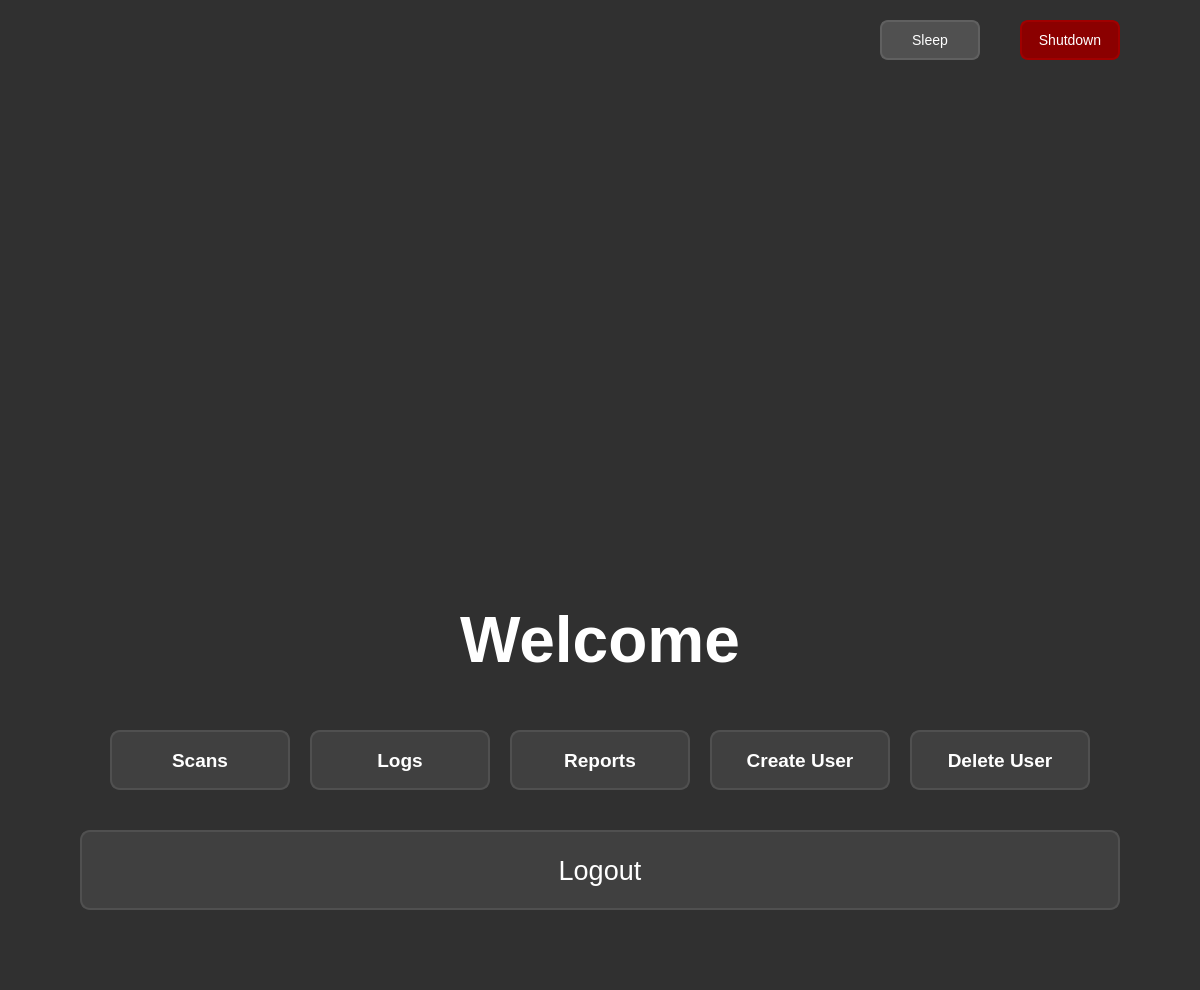
TBoston11/SandDriveUserInterface, file ui/MainDashboard.ui: the form before one commit.
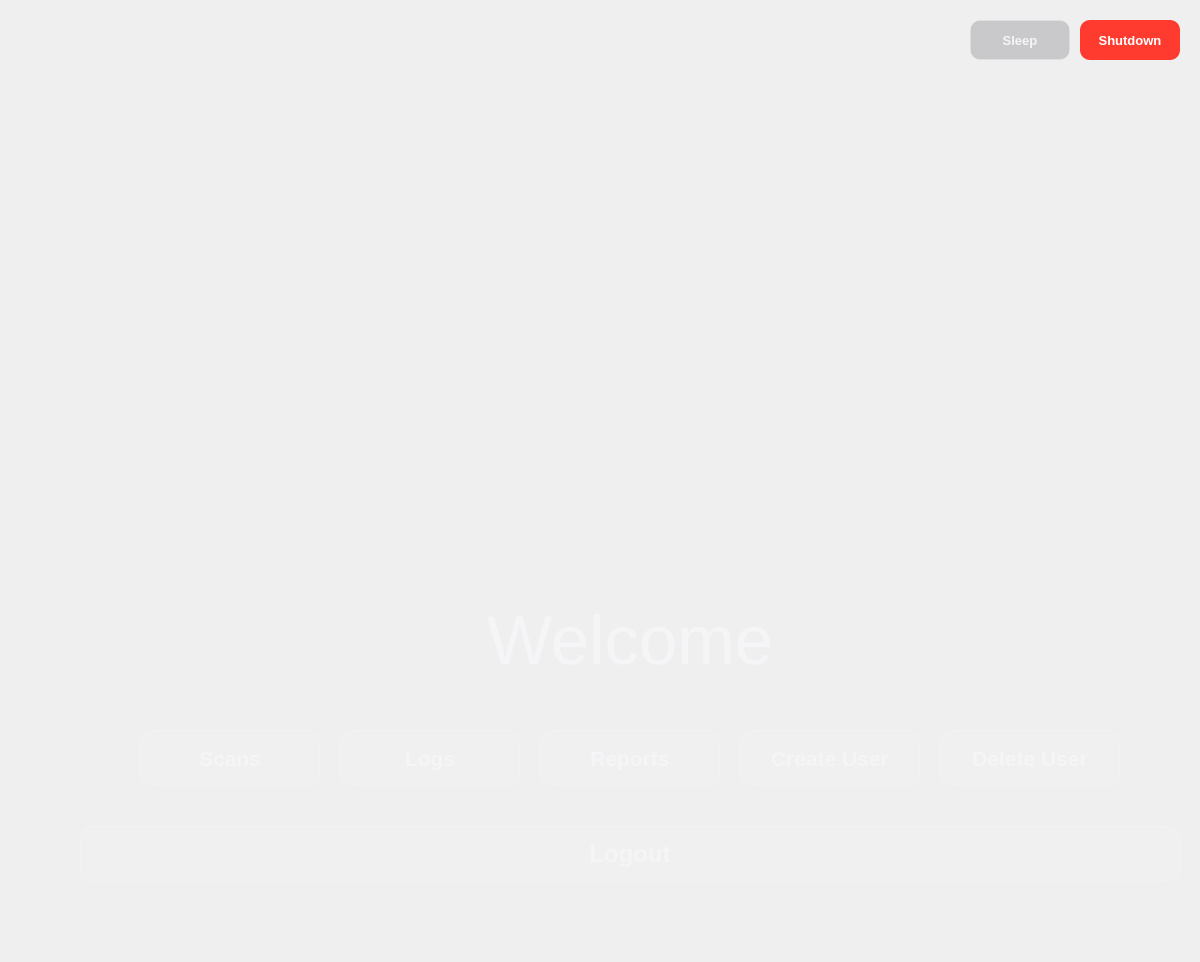
The form after the commit. Icons and pictures are not drawn.

Commit message: Add user selection buttons with sleep and shutdown functionality in UserSelectScreen

```diff
--- a/ui/MainDashboard.ui
+++ b/ui/MainDashboard.ui
@@ -12,17 +12,21 @@
   </property>
   <property name="styleSheet">
    <string notr="true">QWidget#MainDashboard {
-    background-color: #303030;
+    background: qlineargradient(x1:0, y1:0, x2:0, y2:1,
+                                stop:0 #1c1c1e, stop:1 #2c2c2e);
 }
 QLabel {
-    color: white;
+    color: #f5f5f7;
+    font-family: -apple-system, BlinkMacSystemFont, "Segoe UI", system-ui;
 }
 QPushButton {
-    background-color: #404040;
-    color: white;
-    border: 2px solid #505050;
-    border-radius: 10px;
-    padding: 10px;
+    background-color: rgba(255, 255, 255, 0.08);
+    color: #f5f5f7;
+    border: 1px solid rgba(255, 255, 255, 0.12);
+    border-radius: 12px;
+    padding: 12px 24px;
+    font-family: -apple-system, BlinkMacSystemFont, "Segoe UI", system-ui;
+    font-weight: 500;
 }
 QPushButton:hover {
     background-color: #505050;
@@ -43,13 +47,16 @@
     <number>20</number>
    </property>
    <property name="rightMargin">
-    <number>80</number>
+    <number>20</number>
    </property>
    <property name="bottomMargin">
     <number>80</number>
    </property>
    <item>
     <layout class="QHBoxLayout" name="controlLayout">
+     <property name="spacing">
+      <number>10</number>
+     </property>
      <item>
       <spacer name="controlLeftSpacer">
        <property name="orientation">
@@ -82,12 +89,14 @@
        </property>
        <property name="styleSheet">
         <string notr="true">QPushButton {
-    background-color: #505050;
-    color: white;
-    border: 2px solid #606060;
-    border-radius: 8px;
-    padding: 8px;
-    font-size: 14px;
+    background-color: rgba(120, 120, 128, 0.32);
+    color: #f5f5f7;
+    border: 1px solid rgba(255, 255, 255, 0.08);
+    border-radius: 10px;
+    padding: 8px 16px;
+    font-size: 13px;
+    font-family: -apple-system, BlinkMacSystemFont, "Segoe UI", system-ui;
+    font-weight: 500;
 }
 QPushButton:hover {
     background-color: #606060;
@@ -118,12 +127,14 @@
        </property>
        <property name="styleSheet">
         <string notr="true">QPushButton {
-    background-color: #8B0000;
+    background-color: #ff3b30;
     color: white;
-    border: 2px solid #A00000;
-    border-radius: 8px;
-    padding: 8px;
-    font-size: 14px;
+    border: none;
+    border-radius: 10px;
+    padding: 8px 16px;
+    font-size: 13px;
+    font-family: -apple-system, BlinkMacSystemFont, "Segoe UI", system-ui;
+    font-weight: 600;
 }
 QPushButton:hover {
     background-color: #A00000;
@@ -211,8 +222,8 @@
      </property>
      <property name="font">
       <font>
-       <pointsize>48</pointsize>
-       <bold>true</bold>
+       <pointsize>52</pointsize>
+       <weight>300</weight>
       </font>
      </property>
      <property name="text">
@@ -221,6 +232,9 @@
      <property name="alignment">
       <set>Qt::AlignCenter</set>
      </property>
+     <property name="styleSheet">
+      <string notr="true">color: #f5f5f7; font-family: -apple-system, BlinkMacSystemFont, "Segoe UI", system-ui;</string>
+     </property>
     </widget>
    </item>
    <item>
@@ -259,13 +273,13 @@
        <property name="minimumSize">
         <size>
          <width>180</width>
-         <height>60</height>
+         <height>56</height>
         </size>
        </property>
        <property name="font">
         <font>
-         <pointsize>14</pointsize>
-         <bold>true</bold>
+         <pointsize>16</pointsize>
+         <weight>500</weight>
         </font>
        </property>
        <property name="text">
@@ -278,13 +292,13 @@
        <property name="minimumSize">
         <size>
          <width>180</width>
-         <height>60</height>
+         <height>56</height>
         </size>
        </property>
        <property name="font">
         <font>
-         <pointsize>14</pointsize>
-         <bold>true</bold>
+         <pointsize>16</pointsize>
+         <weight>500</weight>
         </font>
        </property>
        <property name="text">
@@ -297,13 +311,13 @@
        <property name="minimumSize">
         <size>
          <width>180</width>
-         <height>60</height>
+         <height>56</height>
         </size>
        </property>
        <property name="font">
         <font>
-         <pointsize>14</pointsize>
-         <bold>true</bold>
+         <pointsize>16</pointsize>
+         <weight>500</weight>
         </font>
        </property>
        <property name="text">
@@ -316,13 +330,13 @@
              <property name="minimumSize">
                 <size>
                  <width>180</width>
-                 <height>60</height>
+                 <height>56</height>
                 </size>
              </property>
              <property name="font">
                 <font>
-                 <pointsize>14</pointsize>
-                 <bold>true</bold>
+                 <pointsize>16</pointsize>
+                 <weight>500</weight>
                 </font>
              </property>
              <property name="text">
@@ -335,13 +349,13 @@
              <property name="minimumSize">
                 <size>
                  <width>180</width>
-                 <height>60</height>
+                 <height>56</height>
                 </size>
              </property>
              <property name="font">
                 <font>
-                 <pointsize>14</pointsize>
-                 <bold>true</bold>
+                 <pointsize>16</pointsize>
+                 <weight>500</weight>
                 </font>
              </property>
              <property name="text">
@@ -382,17 +396,32 @@
      <property name="minimumSize">
       <size>
        <width>200</width>
-       <height>80</height>
+       <height>56</height>
       </size>
      </property>
      <property name="font">
       <font>
-       <pointsize>20</pointsize>
+       <pointsize>18</pointsize>
+       <weight>500</weight>
       </font>
      </property>
      <property name="text">
       <string>Logout</string>
      </property>
+     <property name="styleSheet">
+      <string notr="true">QPushButton {
+    background-color: rgba(255, 255, 255, 0.08);
+    color: #f5f5f7;
+    border: 1px solid rgba(255, 255, 255, 0.12);
+    border-radius: 12px;
+}
+QPushButton:hover {
+    background-color: rgba(255, 255, 255, 0.12);
+}
+QPushButton:pressed {
+    background-color: rgba(255, 255, 255, 0.16);
+}</string>
+     </property>
     </widget>
    </item>
   </layout>
```
Left out of the diff: 17 changed lines with no effect on the pictures. The commit also changes 4 other files.
